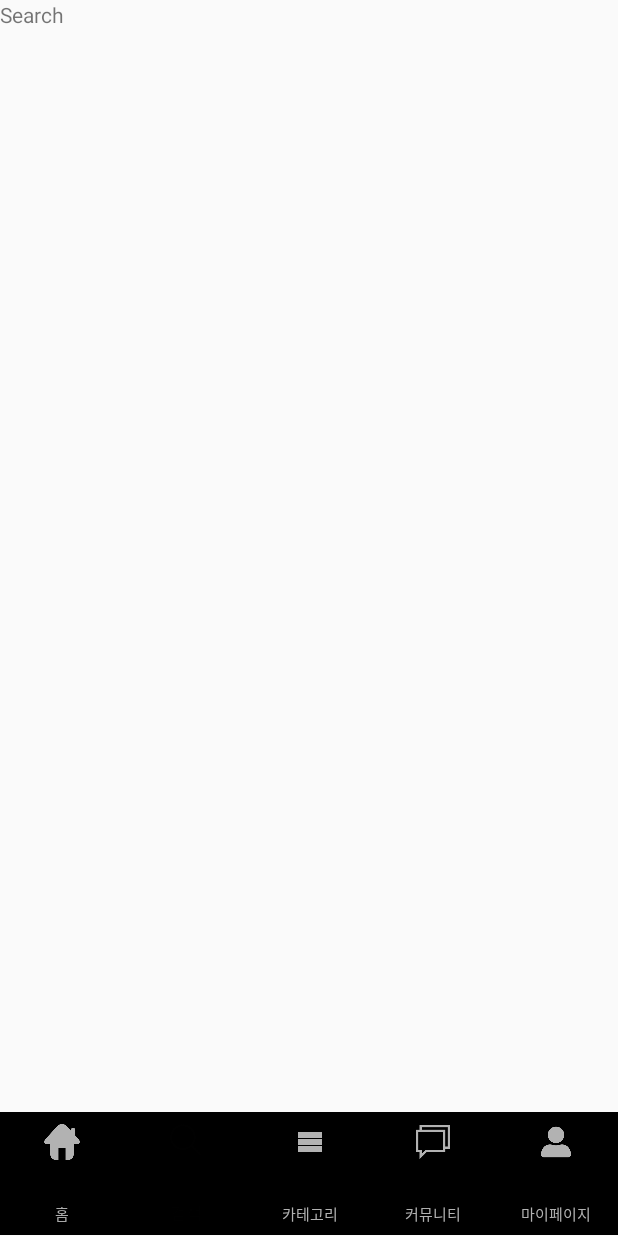
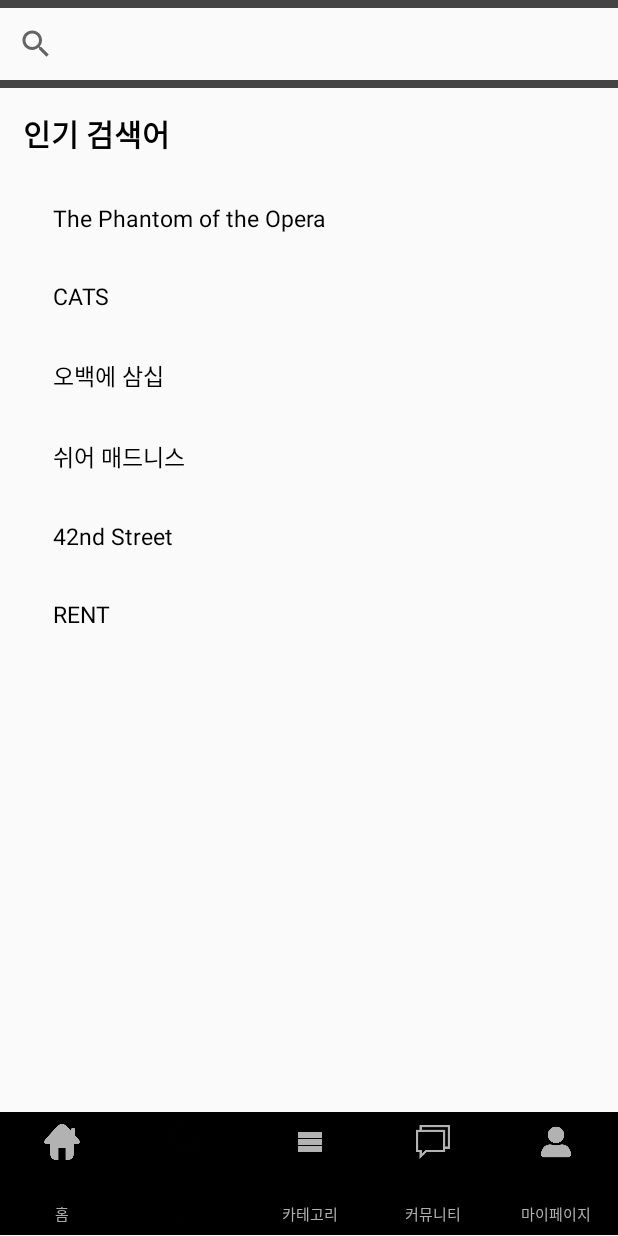
Before and after one commit to JayHan-K/todaysShow, an Android app: the screen it shows after launch (MainActivity), item 2 of the bottom bar chosen, on a phone screen of 412 x 824 dp. Run offline under Robolectric (Android 15) with nearby library versions, the phone set to English and light mode, and no system bars.

Commit message:
2020.08.17 SearchFragment Need To Divide Popular and Normal search list Need To Find Query Text Empty

```diff
--- a/app/src/main/java/com/example/todaysshow/SearchFragment.kt
+++ b/app/src/main/java/com/example/todaysshow/SearchFragment.kt
@@ -2,12 +2,24 @@ package com.example.todaysshow
 
 import androidx.appcompat.app.AppCompatActivity
 import android.os.Bundle
+import android.util.Log
 import android.view.LayoutInflater
+import android.view.MotionEvent
 import android.view.View
 import android.view.ViewGroup
+import android.widget.SearchView
+import android.widget.SearchView.OnQueryTextListener
 import androidx.fragment.app.Fragment
+import androidx.recyclerview.widget.LinearLayoutManager
+import androidx.recyclerview.widget.RecyclerView
+import kotlinx.android.synthetic.main.activity_search_fragment.*;
 
 class SearchFragment : Fragment() {
+
+    var search_result_rv : RecyclerView? = null
+
+    lateinit var searchQueryAdapter : SearchQueryAdapter
+
 
     override fun onCreate(savedInstanceState: Bundle?) {
         super.onCreate(savedInstanceState)
@@ -19,6 +31,66 @@ class SearchFragment : Fragment() {
         savedInstanceState: Bundle?
     ): View? {
         val viewGroup:ViewGroup = inflater.inflate(R.layout.activity_search_fragment, null) as ViewGroup
+
+        search_result_rv = viewGroup.findViewById<RecyclerView>(R.id.search_result_rv) as RecyclerView
+        search_result_rv!!.layoutManager = LinearLayoutManager(context)
+
+        var searchbar = viewGroup.findViewById<androidx.appcompat.widget.SearchView>(R.id.search_bar)
+
+
+        searchbar.setOnQueryTextListener(object : androidx.appcompat.widget.SearchView.OnQueryTextListener{
+            override fun onQueryTextChange(newText: String?): Boolean {
+                searchQueryAdapter.filter.filter(newText)
+                Log.i("Filter" , newText)
+                return false
+            }
+
+            override fun onQueryTextSubmit(query: String?): Boolean {
+
+                return false
+            }
+
+        })
+
+
+        setPopularSearch()
+
+
+        /*
+        childFragmentManager.beginTransaction().replace(R.id.search_frame,
+            SearchResultFragment("Opera")
+        ).commitAllowingStateLoss()
+        */
+
+
         return viewGroup
     }
+
+    private fun setPopularSearch(){
+        val searchList = ArrayList<String>()
+        searchList.add("The Phantom of the Opera")
+        searchList.add("CATS")
+        searchList.add("오백에 삼십")
+        searchList.add("쉬어 매드니스")
+        searchList.add("42nd Street")
+        searchList.add("RENT")
+
+        searchQueryAdapter = SearchQueryAdapter(searchList, context)
+
+
+        search_result_rv!!.adapter = searchQueryAdapter
+        search_result_rv!!.addOnItemTouchListener(
+            RecyclerItemClickListener(requireContext(), search_result_rv!!, object : RecyclerItemClickListener.OnItemClickListener{
+                override fun onItemClick(view: View, position: Int) {
+                    var str = searchQueryAdapter.filteredList.get(position)
+
+                }
+
+            })
+        )
+
+
+    }
+
+
 }
--- /dev/null
+++ b/app/src/main/java/com/example/todaysshow/SearchQueryAdapter.java
@@ -0,0 +1,124 @@
+package com.example.todaysshow;
+
+import android.content.Context;
+import android.util.Log;
+import android.view.LayoutInflater;
+import android.view.View;
+import android.view.ViewGroup;
+import android.widget.Filter;
+import android.widget.Filterable;
+import android.widget.TextView;
+import android.widget.Toast;
+
+import androidx.annotation.NonNull;
+import androidx.recyclerview.widget.RecyclerView;
+
+import java.util.ArrayList;
+
+public class SearchQueryAdapter extends RecyclerView.Adapter<SearchQueryAdapter.SearchQueryItemView> implements Filterable {
+
+    public interface OnItemClickListener{
+        void onItemClick(View v, int pos);
+    }
+    private OnItemClickListener mListener = null;
+
+    public void setOnItemClickListener(OnItemClickListener listener){
+        this.mListener = listener;
+    }
+
+    ArrayList<String> searchList;
+    Context context;
+    ArrayList<String> filteredList;
+    ArrayList<String> unFilteredList;
+
+    SearchQueryAdapter(ArrayList<String> searchList, Context context){
+        this.searchList = searchList;
+        this.unFilteredList = searchList;
+        this.filteredList = searchList;
+        this.context = context;
+    }
+
+    @NonNull
+    @Override
+    public SearchQueryItemView onCreateViewHolder(@NonNull ViewGroup parent, int viewType) {
+        View itemView = LayoutInflater.from(parent.getContext()).inflate(R.layout.search_list_item, parent, false);
+        return new SearchQueryItemView(itemView);
+    }
+
+    @Override
+    public void onBindViewHolder(@NonNull SearchQueryItemView holder, int position) {
+        final String searchStr = filteredList.get(position);
+        holder.search_qeury_tv.setText(searchStr);
+        //holder.journal_iv.setImageResource(journal.getImageResource());
+
+        holder.itemView.setOnClickListener(new View.OnClickListener() {
+            @Override
+            public void onClick(View v) {
+                Toast.makeText(context, searchStr , Toast.LENGTH_SHORT).show();
+
+            }
+        });
+
+    }
+
+    @Override
+    public int getItemCount() {
+        return filteredList.size();
+    }
+
+
+    @Override
+    public Filter getFilter() {
+        return new Filter() {
+            @Override
+            protected FilterResults performFiltering(CharSequence constraint) {
+                String charString = constraint.toString();
+                if(charString.isEmpty()){
+                    filteredList = unFilteredList;
+                }else{
+                    ArrayList<String> filteringList = new ArrayList<>();
+                    for(String name : unFilteredList){
+                        if(name.toLowerCase().contains(charString.toLowerCase())){
+                            filteringList.add(name);
+                        }
+                    }
+                    filteredList = filteringList;
+                }
+                for(String name : filteredList){
+                    Log.i("Filtered", name);
+                }
+                FilterResults filterResults = new FilterResults();
+                filterResults.values = filteredList;
+                return filterResults;
+            }
+
+            @Override
+            protected void publishResults(CharSequence constraint, FilterResults results) {
+                filteredList = (ArrayList<String>)results.values;
+                notifyDataSetChanged();
+            }
+        };
+    }
+
+    public class SearchQueryItemView extends RecyclerView.ViewHolder {
+        TextView search_qeury_tv;
+
+        public SearchQueryItemView(@NonNull final View itemView) {
+            super(itemView);
+            search_qeury_tv = (TextView) itemView.findViewById(R.id.search_query_tv);
+
+            itemView.setOnClickListener(new View.OnClickListener(){
+                @Override
+                public void onClick(View v) {
+                    int pos = getAdapterPosition();
+                    if(pos != RecyclerView.NO_POSITION){
+                        if(mListener != null){
+                            mListener.onItemClick(v, pos);
+                        }
+                    }
+                }
+            });
+        }
+    }
+
+}
--- a/app/src/main/res/layout/activity_search_fragment.xml
+++ b/app/src/main/res/layout/activity_search_fragment.xml
@@ -4,10 +4,82 @@
     xmlns:tools="http://schemas.android.com/tools"
     android:layout_width="match_parent"
     android:layout_height="match_parent"
+
     tools:context=".SearchFragment">
-    <TextView
-        android:text="Search"
-        android:layout_width="wrap_content"
-        android:layout_height="wrap_content"/>
+    <LinearLayout
+        android:weightSum="1"
+        android:orientation="vertical"
+        android:layout_width="match_parent"
+        android:layout_height="match_parent">
+        <LinearLayout
+            android:weightSum="1"
+            android:orientation="vertical"
+            android:layout_weight="0.08"
+            android:layout_width="match_parent"
+            android:layout_height="0dp">
+            <RelativeLayout
+                android:layout_width="match_parent"
+                android:layout_height="match_parent">
+                <LinearLayout
+                    android:background="#444444"
+                    android:layout_alignParentTop="true"
+                    android:layout_width="match_parent"
+                    android:layout_height="5sp"></LinearLayout>
+                <androidx.appcompat.widget.SearchView
+                    app:queryHint="검색어를 입력하세요."
+                    android:iconifiedByDefault="false"
+                    android:id="@+id/search_bar"
+                    android:layout_width="match_parent"
+                    android:layout_height="match_parent"/>
+                <LinearLayout
+                    android:background="#444444"
+                    android:layout_alignParentBottom="true"
+                    android:layout_width="match_parent"
+                    android:layout_height="5sp"></LinearLayout>
+            </RelativeLayout>
+        </LinearLayout>
+
+        <RelativeLayout
+            android:layout_weight="0.92"
+            android:layout_width="match_parent"
+            android:layout_height="0dp">
+
+            <FrameLayout
+                android:visibility="gone"
+                android:id="@+id/search_frame"
+                android:layout_width="match_parent"
+                android:layout_height="match_parent">
+            </FrameLayout>
+
+            <LinearLayout
+                android:orientation="vertical"
+                android:weightSum="1"
+                android:layout_width="match_parent"
+                android:layout_height="match_parent">
+                <TextView
+                    android:textStyle="bold"
+                    android:textSize="20sp"
+                    android:textColor="#000000"
+                    android:layout_margin="15sp"
+                    android:text="인기 검색어"
+                    android:layout_width="match_parent"
+                    android:layout_height="wrap_content"></TextView>
+
+                <androidx.recyclerview.widget.RecyclerView
+                    android:layout_marginLeft="20sp"
+                    android:id="@+id/search_result_rv"
+                    android:layout_width="match_parent"
+                    android:layout_height="match_parent"/>
+            </LinearLayout>
+
+
+
+
+        </RelativeLayout>
+
+
+
+    </LinearLayout>
+
 
 </FrameLayout>
--- /dev/null
+++ b/app/src/main/res/layout/search_list_item.xml
@@ -0,0 +1,15 @@
+<?xml version="1.0" encoding="utf-8"?>
+<LinearLayout
+    xmlns:android="http://schemas.android.com/apk/res/android" android:layout_width="wrap_content"
+    android:layout_height="wrap_content">
+
+    <TextView
+        android:id="@+id/search_query_tv"
+        android:layout_margin="15sp"
+        android:textColor="#000000"
+        android:textSize="15sp"
+        android:text="오페라의 유령"
+        android:layout_width="wrap_content"
+        android:layout_height="wrap_content"/>
+
+</LinearLayout>
```
Also changed, not shown: app/src/main/AndroidManifest.xml (+5 -2 lines), app/src/main/java/com/example/todaysshow/RecyclerItemClickListener.kt (added, +40 -0 lines), app/src/main/java/com/example/todaysshow/SearchDefaultFragment.kt (added, +29 -0 lines), app/src/main/java/com/example/todaysshow/SearchQuery.java (added, +11 -0 lines), app/src/main/java/com/example/todaysshow/SearchResultFragment.kt (added, +32 -0 lines), app/src/main/res/layout/search_default_layout.xml (added, +65 -0 lines), app/src/main/res/layout/search_result_layout.xml (added, +12 -0 lines), app/src/main/res/menu/search_suggest.xml (added, +12 -0 lines).
